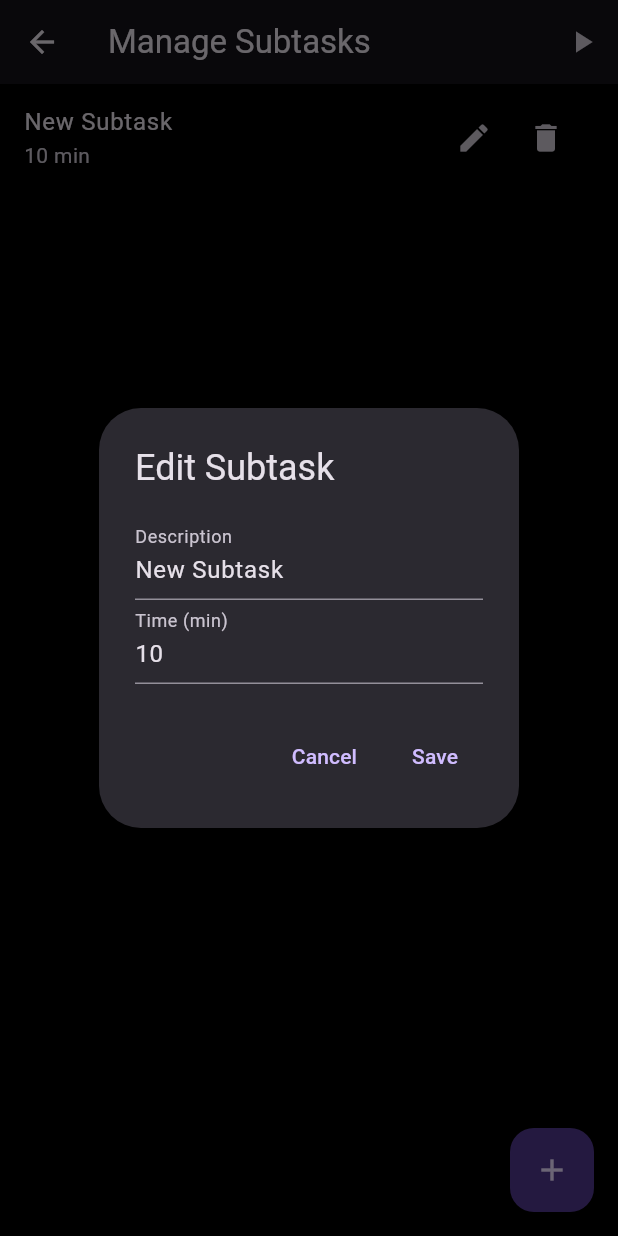
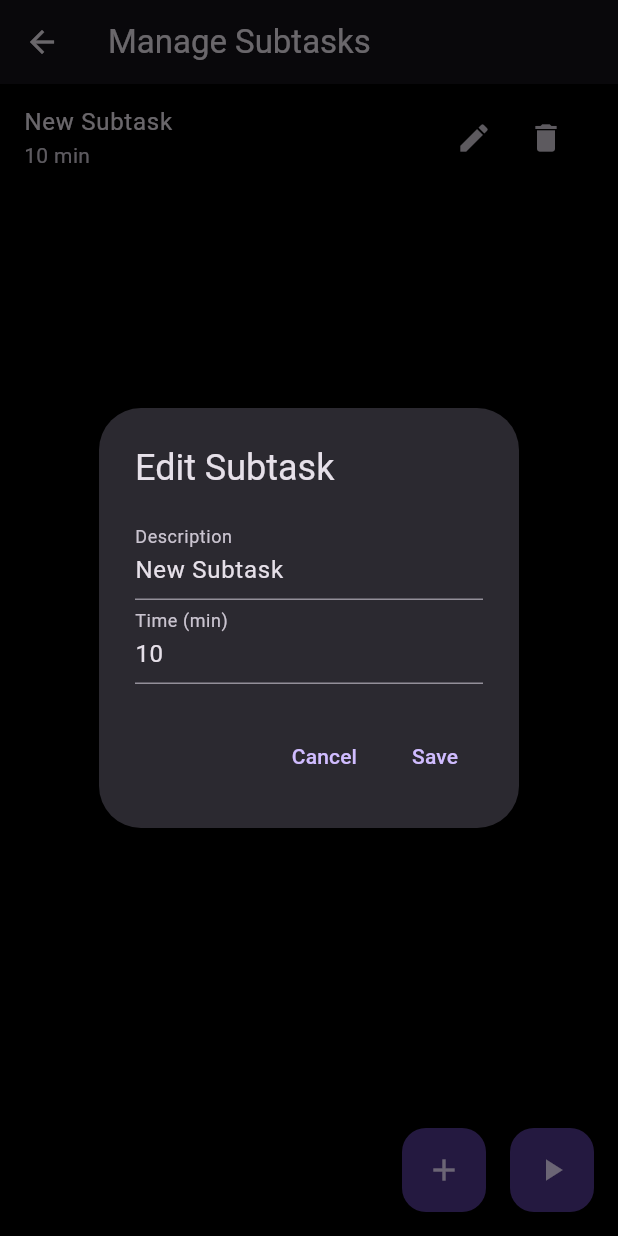
Before and after one commit to Trion129/QuickTodo, a Flutter app: the SubtaskManagementScreen screen opened directly with empty values, after a tap on the "add" icon, after a tap on the "edit" icon, on a phone screen of 412 x 824 dp. Run offline on Flutter 3.47's test engine with Material 3 defaults, Android fonts, the phone set to English and light mode, and no system bars; our stand-ins replace google_generative_ai, shared_preferences, vibration, wakelock_plus; missing offline and left inert: flutter_ringtone_player, sound_mode; accounts and stored records are empty.

Commit message:
Fixed buttons being hidden

```diff
--- a/lib/main.dart
+++ b/lib/main.dart
@@ -258,23 +258,14 @@ class _SubtaskManagementScreenState extends State<SubtaskManagementScreen> {
     return Scaffold(
       appBar: AppBar(
         title: Text('Manage Subtasks'),
-        actions: [
-          IconButton(
-            icon: Icon(Icons.play_arrow),
-            onPressed: () => Navigator.push(
-              context,
-              MaterialPageRoute(
-                builder: (context) => TimerPlaylistScreen(subtasks: subtasks),
       ),
-            ),
-          ),
-        ],
-      ),
-      body: ReorderableListView(
+      body: CustomScrollView(
+        slivers: [
+          SliverReorderableList(
             onReorder: _rearrangeSubtasks,
-        children: subtasks.asMap().entries.map((entry) {
-          int index = entry.key;
-          Subtask subtask = entry.value;
+            itemCount: subtasks.length,
+            itemBuilder: (context, index) {
+              final subtask = subtasks[index];
               return ListTile(
                 key: ValueKey(subtask),
                 title: Text(subtask.description),
@@ -293,11 +284,33 @@ class _SubtaskManagementScreenState extends State<SubtaskManagementScreen> {
                   ],
                 ),
               );
-        }).toList(),
+            },
           ),
-      floatingActionButton: FloatingActionButton(
+          SliverPadding(
+            padding: EdgeInsets.only(bottom: 100.0), // Extra scrollable space
+          ),
+        ],
+      ),
+      floatingActionButton: Row(
+        mainAxisAlignment: MainAxisAlignment.end,
+        children: [
+          FloatingActionButton(
+            heroTag: 'add_subtask',
             onPressed: _addSubtask,
             child: Icon(Icons.add),
+          ),
+          SizedBox(width: 16),
+          FloatingActionButton(
+            heroTag: 'start_playlist',
+            onPressed: () => Navigator.push(
+              context,
+              MaterialPageRoute(
+                builder: (context) => TimerPlaylistScreen(subtasks: subtasks),
+              ),
+            ),
+            child: Icon(Icons.play_arrow),
+          ),
+        ],
       ),
     );
   }
```
Lines whose indentation alone changed are shown as unchanged.
